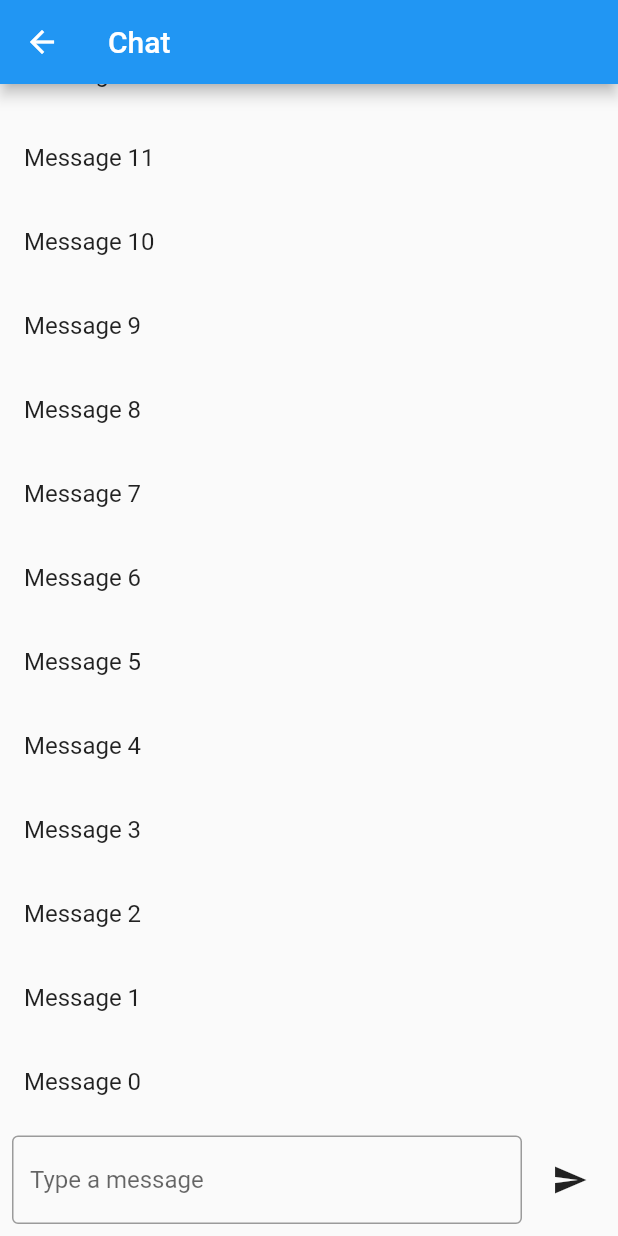
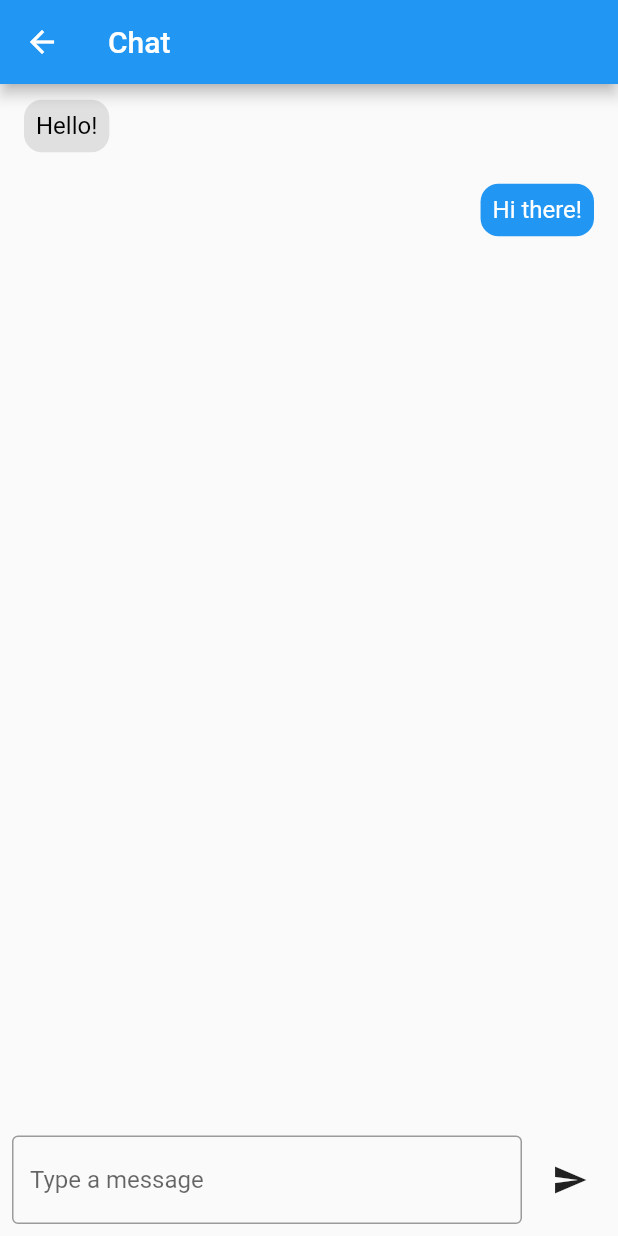
Before and after one commit to ancao99/EasyText, a Flutter app: the Chat screen opened by its route, on a phone screen of 412 x 824 dp. Run offline on Flutter 3.47's test engine with Material 2 defaults, Android fonts, the phone set to English and light mode, and no system bars; our stand-ins replace cloud_firestore, firebase_auth, firebase_core; accounts and stored records are empty.

```diff
--- a/lib/chats/Chat.dart
+++ b/lib/chats/Chat.dart
@@ -1,6 +1,25 @@
 import 'package:flutter/material.dart';
-class Chat extends StatelessWidget {
-  const Chat({super.key});
+
+class Chat extends StatefulWidget {
+  Chat({Key? key}) : super(key: key);
+
+  @override
+  _ChatState createState() => _ChatState();
+}
+
+class _ChatState extends State<Chat> {
+  final List<Message> messages = [
+    Message(text: 'Hello!', isSender: false),
+    Message(text: 'Hi there!', isSender: true),
+    // Add more messages here...
+  ];
+  final TextEditingController _textEditingController = TextEditingController();
+
+  void addMessage(String text, bool isSender) {
+    setState(() {
+      messages.add(Message(text: text, isSender: isSender));
+    });
+  }
 
   @override
   Widget build(BuildContext context) {
@@ -12,11 +31,28 @@ class Chat extends StatelessWidget {
         children: [
           Expanded(
             child: ListView.builder(
-              itemCount: 20,
-              reverse: true,
+              itemCount: messages.length,
               itemBuilder: (context, index) {
+                final message = messages[index];
                 return ListTile(
-                  title: Text('Message $index'),
+                  title: Align(
+                    alignment: message.isSender
+                        ? Alignment.centerRight
+                        : Alignment.centerLeft,
+                    child: Container(
+                      padding: EdgeInsets.all(8.0),
+                      decoration: BoxDecoration(
+                        color: message.isSender ? Colors.blue : Colors.grey[300],
+                        borderRadius: BorderRadius.circular(12.0),
+                      ),
+                      child: Text(
+                        message.text,
+                        style: TextStyle(
+                          color: message.isSender ? Colors.white : Colors.black,
+                        ),
+                      ),
+                    ),
+                  ),
                 );
               },
             ),
@@ -25,8 +61,9 @@ class Chat extends StatelessWidget {
             padding: const EdgeInsets.all(8.0),
             child: Row(
               children: [
-                const Expanded(
+                Expanded(
                   child: TextField(
+                    controller: _textEditingController,
                     decoration: InputDecoration(
                       hintText: 'Type a message',
                       border: OutlineInputBorder(),
@@ -37,7 +74,11 @@ class Chat extends StatelessWidget {
                 IconButton(
                   icon: Icon(Icons.send),
                   onPressed: () {
-                    // Send message logic
+                    String text = _textEditingController.text.trim();
+                    if (text.isNotEmpty) {
+                      addMessage(text, true); // Set isSender to true
+                      _textEditingController.clear(); // Clear the input field
+                    }
                   },
                 ),
               ],
@@ -47,5 +88,11 @@ class Chat extends StatelessWidget {
       ),
     );
   }
+}
 
+class Message {
+  final String text;
+  final bool isSender;
+
+  Message({required this.text, required this.isSender});
 }
--- a/lib/homePage/HomeScreen.dart
+++ b/lib/homePage/HomeScreen.dart
@@ -85,9 +85,9 @@ class _HomeScreenState extends State<HomeScreen> {
             ),
             ListTile(
               leading: const Icon(Icons.logout_rounded),
-              title: const Text('Log Out'),
+              title: const Text('Account Setting'),
               onTap: () {
-                Navigator.pushNamed(context, '/logOut');
+                Navigator.pushNamed(context, '/accountSetting');
               },
             ),
           ],
@@ -100,7 +100,7 @@ class _HomeScreenState extends State<HomeScreen> {
               Navigator.push(
                 context,
                 MaterialPageRoute(
-                  builder: (context) => const Chat(),
+                  builder: (context) => Chat(),
                 ),
               );
             },
--- a/lib/main.dart
+++ b/lib/main.dart
@@ -11,6 +11,7 @@ import 'package:mess_app/homePage/SignInPage.dart';
 import 'package:cloud_firestore/cloud_firestore.dart';
 import 'package:firebase_core/firebase_core.dart';
 import 'package:firebase_auth/firebase_auth.dart';
+import 'package:mess_app/homePage/accountSetting.dart';
 Future<void> main() async{
   WidgetsFlutterBinding.ensureInitialized();
   await Firebase.initializeApp();
@@ -23,15 +24,16 @@ class MyApp extends StatelessWidget{
   Widget build(BuildContext context){
     return MaterialApp(
       routes:{
-        '/':(context) => const Home(),
+        '/':(context) =>  const Home(),
         '/massageRequest':(context) => const SpamMessage(),
         '/logIn':(context) => const LogIn(),
         '/signIn':(context) => const SignUp(),
         '/logOut':(context) => const LogOut(),
-        '/chat':(context)=> const Chat(),
+        '/chat':(context)=> Chat(),
         '/people':(context)=>const People(),
         '/afterHome':(context)=>const HomeScreen(),
         '/registerPage':(context) =>const SignInPage(),
+        '/accountSetting': (context) => AccountSettingsPage(),
 
       },
       initialRoute: '/',
```
Also changed, not shown: lib/homePage/accountSetting.dart (added, +111 -0 lines).
